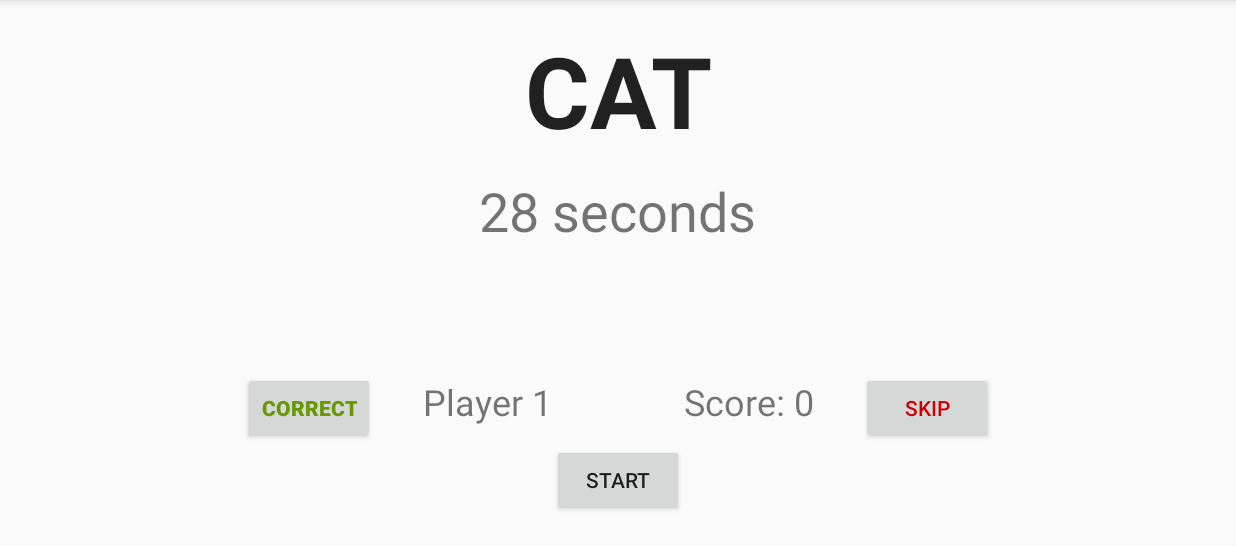
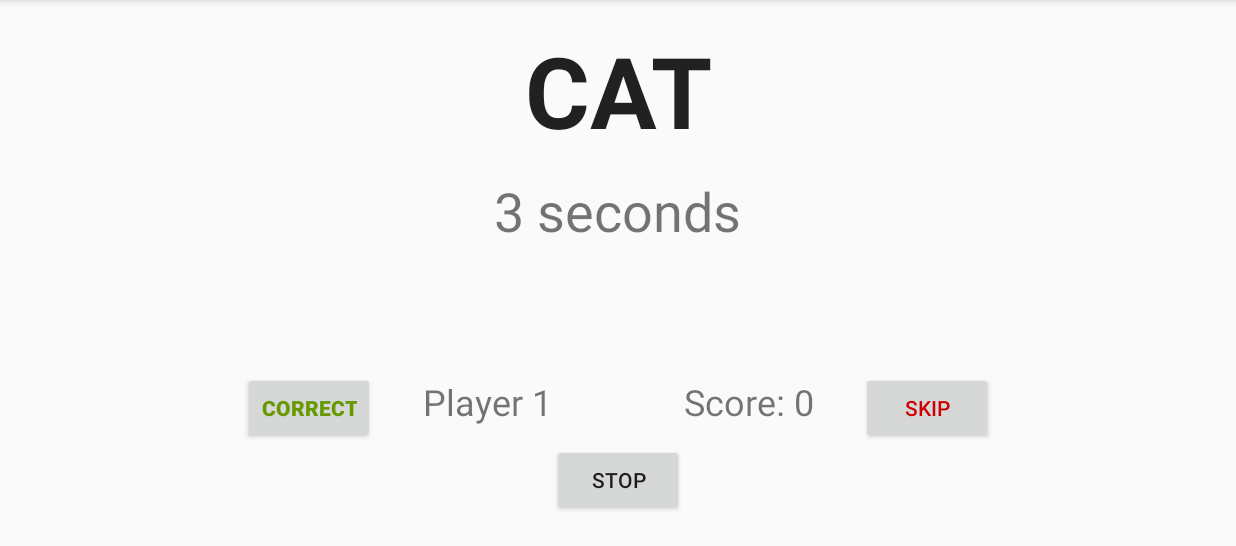
Before and after one commit to LyndsayH/heads-up, an Android app: the screen it shows after launch (MainActivity), after a tap on "START", on a phone screen of 824 x 412 dp (held sideways), the part 72-618 px from its top. Run offline under Robolectric (Android 15) with nearby library versions, the phone set to English and light mode, and no system bars.

Commit message:
StartTurn work in progress

```diff
--- a/app/src/main/java/leo_santi/heads_up/MainActivity.java
+++ b/app/src/main/java/leo_santi/heads_up/MainActivity.java
@@ -15,7 +15,7 @@ import java.util.Queue;
 public class MainActivity extends AppCompatActivity {
     private Queue<String> words;
     private int playerOneScore, playerTwoScore;
-    private boolean isPlayerOneTurn = true, isActiveTurn = false;
+    private boolean isPlayerOneTurn = true, isActiveTurn = false, isStop = false;
     private String currWord;
     private final String PLAYER_1 = "Player 1";
     private final String PLAYER_2 = "Player 2";
@@ -26,19 +26,28 @@ public class MainActivity extends AppCompatActivity {
         super.onCreate(savedInstanceState);
         setContentView(R.layout.activity_main);
 
-        setTurnTimer(30);
+        setTurnTimer(5);
         setDefaultGame();
     }
 
     private void setTurnTimer(int s) { // seconds
         turnTimer =  new CountDownTimer((s * 1000), 1000) {
                 TextView timerLabel = (TextView) findViewById(R.id.timer);
+                Button startButton = (Button) findViewById(R.id.start);
+
                 public void onTick(long millisUntilFinished) {
                     timerLabel.setText("" + millisUntilFinished / 1000 + " seconds");
+                    if (!isStop){
+                        startButton.setText("STOP");
+                        isStop = true;
+                    }
                 }
+
                 public void onFinish() {
                     timerLabel.setText("OUT OF TIME!");
                     isActiveTurn = false;
+                    isStop = false;
+                    startButton.setText("START");
                     changeTurn();
                 }
             };
@@ -53,13 +62,23 @@ public class MainActivity extends AppCompatActivity {
     }
 
     public void startTurn(View v) {
+        Button startButton = (Button) findViewById(R.id.start);
+
         if (!isActiveTurn) {
-            isActiveTurn = true;
-            displayNewWord();
-            turnTimer.start();
+            if (isStop) {
+                startButton.setText("RESET");
+                isStop = false;
+                isActiveTurn = true;
+            } else {
+                isActiveTurn = true;
+                displayNewWord();
+                turnTimer.start();
+            }
         } else {
-            setDefaultGame();
             isActiveTurn = false;
+            startButton.setText("STOP");
+            isStop = true;
+
         }
     }
 
```
